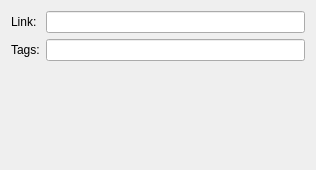
This is newbookmarkwidget.ui in greghaynes/kdelicious as Qt 5 draws it before an edit. The edited form follows.
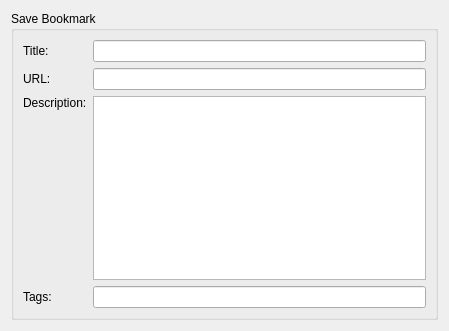
This is the edited form.

```diff
--- a/newbookmarkwidget.ui
+++ b/newbookmarkwidget.ui
@@ -6,20 +6,24 @@
    <rect>
     <x>0</x>
     <y>0</y>
-    <width>316</width>
-    <height>170</height>
+    <width>449</width>
+    <height>331</height>
    </rect>
   </property>
   <property name="windowTitle">
    <string>Form</string>
   </property>
-  <layout class="QVBoxLayout" name="verticalLayout">
+  <layout class="QHBoxLayout" name="horizontalLayout">
    <item>
+    <widget class="QGroupBox" name="groupBox">
+     <property name="title">
+      <string>Save Bookmark</string>
+     </property>
     <layout class="QGridLayout" name="gridLayout">
      <item row="0" column="0">
-      <widget class="QLabel" name="label">
+       <widget class="QLabel" name="label_3">
        <property name="text">
-        <string>Link:</string>
+         <string>Title:</string>
        </property>
       </widget>
      </item>
@@ -27,16 +31,23 @@
       <widget class="QLineEdit" name="linkLineEdit"/>
      </item>
      <item row="1" column="0">
-      <widget class="QLabel" name="label_2">
+       <widget class="QLabel" name="label">
        <property name="text">
-        <string>Tags:</string>
+         <string>URL:</string>
        </property>
       </widget>
      </item>
      <item row="1" column="1">
-      <widget class="QLineEdit" name="tagsLineEdit"/>
-     </item>
-    </layout>
+       <widget class="QLineEdit" name="urlLineEdit"/>
+      </item>
+      <item row="2" column="0">
+       <layout class="QVBoxLayout" name="verticalLayout">
+        <item>
+         <widget class="QLabel" name="label_4">
+          <property name="text">
+           <string>Description:</string>
+          </property>
+         </widget>
    </item>
    <item>
     <spacer name="verticalSpacer">
@@ -46,10 +57,28 @@
      <property name="sizeHint" stdset="0">
       <size>
        <width>20</width>
-       <height>93</height>
+            <height>40</height>
       </size>
      </property>
     </spacer>
+        </item>
+       </layout>
+      </item>
+      <item row="2" column="1">
+       <widget class="QTextEdit" name="descriptionTextEdit"/>
+      </item>
+      <item row="3" column="0">
+       <widget class="QLabel" name="label_2">
+        <property name="text">
+         <string>Tags:</string>
+        </property>
+       </widget>
+      </item>
+      <item row="3" column="1">
+       <widget class="QLineEdit" name="tagsLineEdit"/>
+      </item>
+     </layout>
+    </widget>
    </item>
   </layout>
  </widget>
```
Left out of the diff: 2 changed lines with no effect on the pictures. Lines whose indentation alone changed are shown as unchanged.
